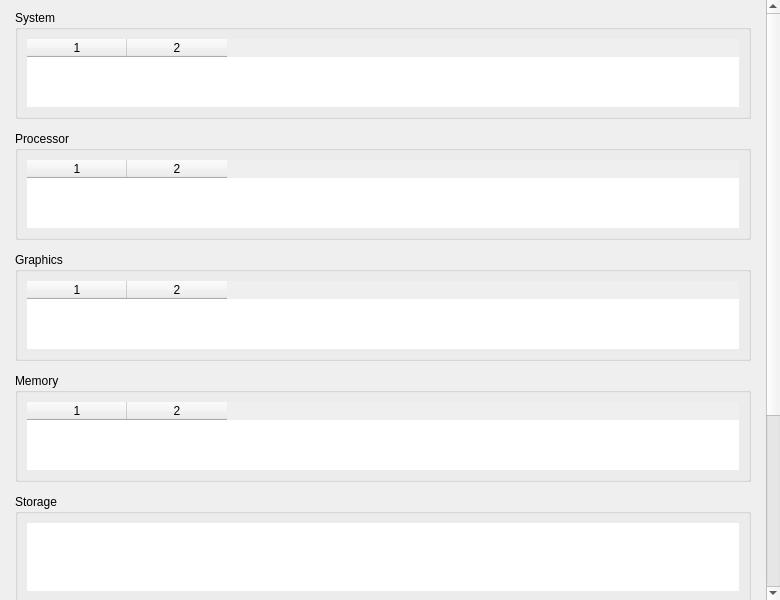
Before: the Qt Designer form shared/nexis/Pages/HardwareInfo/hardware_info_page.ui in s4solutionsllc/Nexis, drawn with Qt 5.
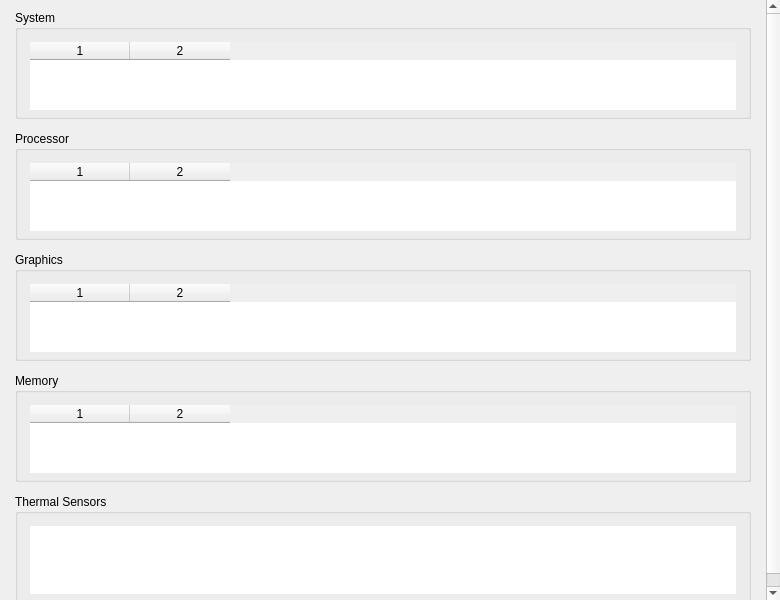
After: the same form once the commit is applied.

Commit message:
fix(ui): fix HardwareInfo table sizing and remove broken sections (FR-12)
Move QGroupBox padding from QSS to layout margins so Qt's layout engine
accounts for it correctly. Replace AdjustToContents with synchronous
fitTableHeight() using fixed row heights. Remove Storage and Network
sections that couldn't size correctly with multi-row header tables.

```diff
--- a/shared/nexis/Pages/HardwareInfo/hardware_info_page.ui
+++ b/shared/nexis/Pages/HardwareInfo/hardware_info_page.ui
@@ -41,6 +41,10 @@
           <string>System</string>
          </property>
          <layout class="QVBoxLayout" name="grpSystemLayout">
+          <property name="leftMargin"><number>12</number></property>
+          <property name="topMargin"><number>12</number></property>
+          <property name="rightMargin"><number>12</number></property>
+          <property name="bottomMargin"><number>6</number></property>
           <item>
            <widget class="QTableWidget" name="tblSystem">
             <property name="columnCount"><number>2</number></property>
@@ -64,6 +68,10 @@
           <string>Processor</string>
          </property>
          <layout class="QVBoxLayout" name="grpProcessorLayout">
+          <property name="leftMargin"><number>12</number></property>
+          <property name="topMargin"><number>12</number></property>
+          <property name="rightMargin"><number>12</number></property>
+          <property name="bottomMargin"><number>6</number></property>
           <item>
            <widget class="QTableWidget" name="tblProcessor">
             <property name="columnCount"><number>2</number></property>
@@ -87,6 +95,10 @@
           <string>Graphics</string>
          </property>
          <layout class="QVBoxLayout" name="grpGraphicsLayout">
+          <property name="leftMargin"><number>12</number></property>
+          <property name="topMargin"><number>12</number></property>
+          <property name="rightMargin"><number>12</number></property>
+          <property name="bottomMargin"><number>6</number></property>
           <item>
            <widget class="QTableWidget" name="tblGraphics">
             <property name="columnCount"><number>2</number></property>
@@ -110,6 +122,10 @@
           <string>Memory</string>
          </property>
          <layout class="QVBoxLayout" name="grpMemoryLayout">
+          <property name="leftMargin"><number>12</number></property>
+          <property name="topMargin"><number>12</number></property>
+          <property name="rightMargin"><number>12</number></property>
+          <property name="bottomMargin"><number>6</number></property>
           <item>
            <widget class="QTableWidget" name="tblMemory">
             <property name="columnCount"><number>2</number></property>
@@ -126,50 +142,6 @@
         </widget>
        </item>
 
-       <!-- Storage section -->
-       <item>
-        <widget class="QGroupBox" name="grpStorage">
-         <property name="title">
-          <string>Storage</string>
-         </property>
-         <layout class="QVBoxLayout" name="grpStorageLayout">
-          <item>
-           <widget class="QTableWidget" name="tblStorage">
-            <property name="showGrid"><bool>false</bool></property>
-            <property name="frameShape"><enum>QFrame::NoFrame</enum></property>
-            <property name="selectionMode"><enum>QAbstractItemView::NoSelection</enum></property>
-            <property name="editTriggers"><set>QAbstractItemView::NoEditTriggers</set></property>
-            <property name="focusPolicy"><enum>Qt::NoFocus</enum></property>
-            <property name="verticalScrollBarPolicy"><enum>Qt::ScrollBarAlwaysOff</enum></property>
-            <property name="horizontalScrollBarPolicy"><enum>Qt::ScrollBarAlwaysOff</enum></property>
-           </widget>
-          </item>
-         </layout>
-        </widget>
-       </item>
-
-       <!-- Network section -->
-       <item>
-        <widget class="QGroupBox" name="grpNetwork">
-         <property name="title">
-          <string>Network</string>
-         </property>
-         <layout class="QVBoxLayout" name="grpNetworkLayout">
-          <item>
-           <widget class="QTableWidget" name="tblNetwork">
-            <property name="showGrid"><bool>false</bool></property>
-            <property name="frameShape"><enum>QFrame::NoFrame</enum></property>
-            <property name="selectionMode"><enum>QAbstractItemView::NoSelection</enum></property>
-            <property name="editTriggers"><set>QAbstractItemView::NoEditTriggers</set></property>
-            <property name="focusPolicy"><enum>Qt::NoFocus</enum></property>
-            <property name="verticalScrollBarPolicy"><enum>Qt::ScrollBarAlwaysOff</enum></property>
-            <property name="horizontalScrollBarPolicy"><enum>Qt::ScrollBarAlwaysOff</enum></property>
-           </widget>
-          </item>
-         </layout>
-        </widget>
-       </item>
-
        <!-- Thermal section -->
        <item>
         <widget class="QGroupBox" name="grpThermal">
@@ -177,6 +149,10 @@
           <string>Thermal Sensors</string>
          </property>
          <layout class="QVBoxLayout" name="grpThermalLayout">
+          <property name="leftMargin"><number>12</number></property>
+          <property name="topMargin"><number>12</number></property>
+          <property name="rightMargin"><number>12</number></property>
+          <property name="bottomMargin"><number>6</number></property>
           <item>
            <widget class="QTableWidget" name="tblThermal">
             <property name="showGrid"><bool>false</bool></property>
```
The commit also changes 3 other files.
